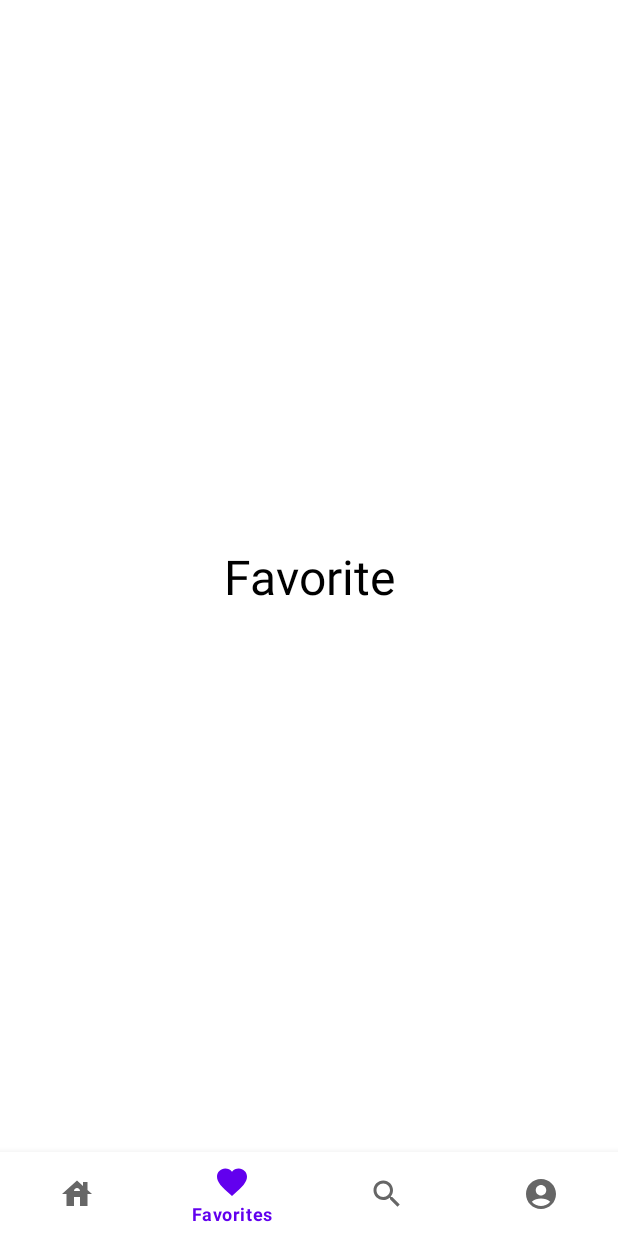
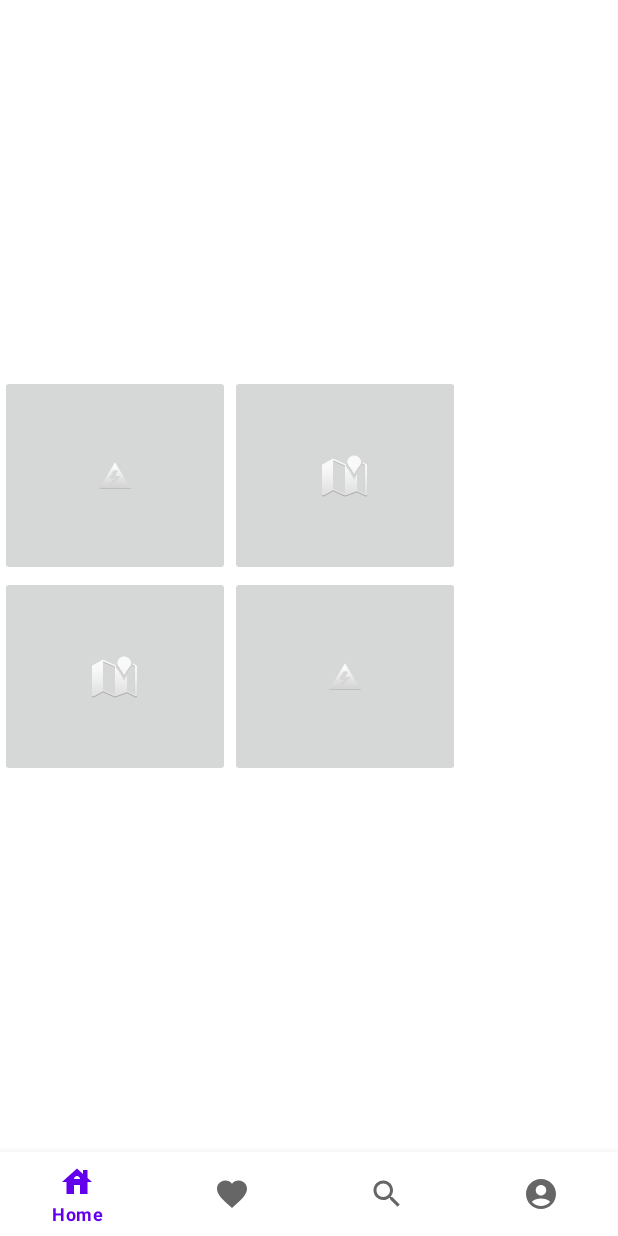
Before and after one commit to Zetian612/DeliCorrientazos, an Android app: the screen it shows after launch (MainActivity), on a phone screen of 412 x 824 dp. Run offline under Robolectric (Android 15) with nearby library versions, the phone set to English and light mode, and no system bars; our stand-ins replace navigation-ui.

Commit message:
Agregar fragments de home y search

```diff
--- a/app/build.gradle
+++ b/app/build.gradle
@@ -44,6 +44,8 @@ dependencies {
     implementation 'androidx.constraintlayout:constraintlayout:2.1.4'
     implementation 'androidx.navigation:navigation-fragment-ktx:2.5.1'
     implementation 'androidx.navigation:navigation-ui-ktx:2.5.1'
+    implementation 'androidx.legacy:legacy-support-v4:1.0.0'
+    implementation 'androidx.recyclerview:recyclerview:1.2.1'
     testImplementation 'junit:junit:4.13.2'
     androidTestImplementation 'androidx.test.ext:junit:1.1.3'
     androidTestImplementation 'androidx.test.espresso:espresso-core:3.4.0'
--- a/app/src/main/java/com/example/delicorrientazos/ui/auth/LoginActivity.kt
+++ b/app/src/main/java/com/example/delicorrientazos/ui/auth/LoginActivity.kt
@@ -17,5 +17,6 @@ class LoginActivity : AppCompatActivity() {
             val intent = Intent(this, RegisterActivity::class.java)
             startActivity(intent)
         }
+
     }
 }
--- /dev/null
+++ b/app/src/main/java/com/example/delicorrientazos/ui/home/HomeFragment.kt
@@ -0,0 +1,13 @@
+package com.example.delicorrientazos.ui.home
+
+import android.os.Bundle
+import androidx.fragment.app.Fragment
+import android.view.LayoutInflater
+import android.view.View
+import android.view.ViewGroup
+import com.example.delicorrientazos.R
+
+
+class HomeFragment : Fragment(R.layout.fragment_home) {
+
+}
--- /dev/null
+++ b/app/src/main/res/layout/fragment_home.xml
@@ -0,0 +1,51 @@
+<?xml version="1.0" encoding="utf-8"?>
+<FrameLayout xmlns:android="http://schemas.android.com/apk/res/android"
+    xmlns:app="http://schemas.android.com/apk/res-auto"
+    xmlns:tools="http://schemas.android.com/tools"
+    android:layout_width="match_parent"
+    android:layout_height="match_parent"
+    tools:context=".ui.home.HomeFragment">
+
+
+    <TableLayout
+        android:layout_width="wrap_content"
+        android:layout_height="match_parent"
+        android:gravity="center">
+
+        <TableRow
+            android:layout_width="307dp"
+            android:layout_height="match_parent">
+
+            <ImageButton
+                android:id="@+id/imageButton4"
+                android:layout_width="153dp"
+                android:layout_height="134dp"
+                android:src="@android:drawable/ic_lock_idle_low_battery" />
+
+            <ImageButton
+                android:id="@+id/imageButton3"
+                android:layout_width="153dp"
+                android:layout_height="134dp"
+                android:src="@android:drawable/ic_dialog_map" />
+        </TableRow>
+
+        <TableRow
+            android:layout_width="match_parent"
+            android:layout_height="match_parent">
+
+            <ImageButton
+                android:id="@+id/imageButton"
+                android:layout_width="153dp"
+                android:layout_height="134dp"
+                android:src="@android:drawable/ic_dialog_map" />
+
+            <ImageButton
+                android:id="@+id/imageButton2"
+                android:layout_width="153dp"
+                android:layout_height="134dp"
+                android:src="@android:drawable/ic_lock_idle_low_battery" />
+        </TableRow>
+
+    </TableLayout>
+
+</FrameLayout>
--- a/app/src/main/res/navigation/nav_view.xml
+++ b/app/src/main/res/navigation/nav_view.xml
@@ -3,7 +3,12 @@
     xmlns:app="http://schemas.android.com/apk/res-auto"
     xmlns:tools="http://schemas.android.com/tools"
     android:id="@+id/nav_view"
-    app:startDestination="@+id/navigation_favorite" >
+    app:startDestination="@+id/navigation_home">
+
+    <fragment
+        android:id="@+id/navigation_home"
+        android:name="com.example.delicorrientazos.ui.home.HomeFragment"
+        tools:layout="@layout/fragment_home" />
 
     <fragment
         android:id="@+id/navigation_favorite"
@@ -11,6 +16,11 @@
         tools:layout="@layout/fragment_favorites" />
 
     <fragment
+        android:id="@+id/navigation_search"
+        android:name="com.example.delicorrientazos.ui.search.SearchFragment"
+        tools:layout="@layout/fragment_search" />
+
+    <fragment
         android:id="@+id/navigation_account"
         android:name="com.example.delicorrientazos.ui.account.AccountFragment"
         tools:layout="@layout/fragment_account" />
--- /dev/null
+++ b/app/src/main/res/values/dimens.xml
@@ -0,0 +1,4 @@
+<?xml version="1.0" encoding="utf-8"?>
+<resources>
+    <dimen name="text_margin">16dp</dimen>
+</resources>
```
Also changed, not shown: app/src/main/java/com/example/delicorrientazos/ui/search/SearchFragment.kt (added, +60 -0 lines), app/src/main/res/layout/fragment_search.xml (added, +19 -0 lines).
